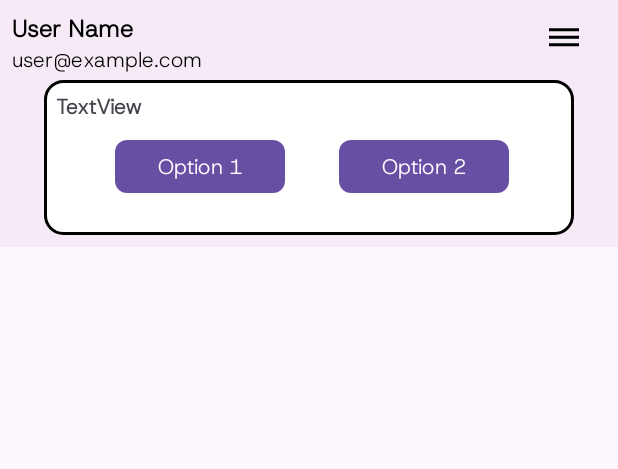
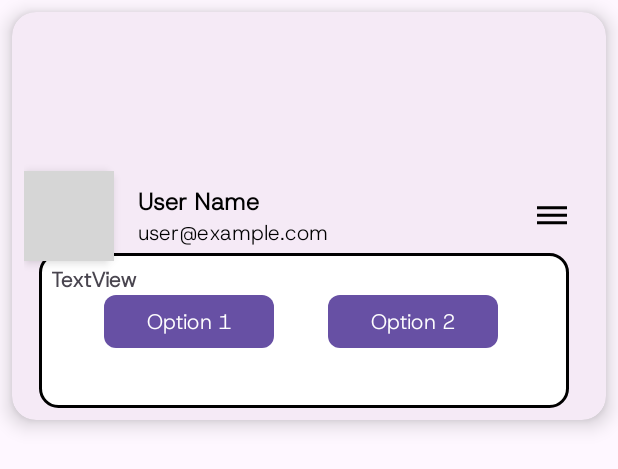
Before and after one commit to CMPUT301F24tigers/tigers-lottery, an Android app: the layout admin_list_item.xml on its own in the app's theme, with its tools: preview values and no code run, on a phone screen of 412 x 824 dp. Shown: the top 469 px of the screen. Run offline under Robolectric (Android 15) with nearby library versions, the phone set to English and light mode, and no system bars; grey boxes are pictures that could not be loaded.

Commit message:
New UI for the for the Admin's users and events list.

```diff
--- a/tigers-lottery/app/src/main/java/com/example/tigers_lottery/Admin/DashboardFragments/AdminEventsFragment.java
+++ b/tigers-lottery/app/src/main/java/com/example/tigers_lottery/Admin/DashboardFragments/AdminEventsFragment.java
@@ -93,8 +93,10 @@ public class AdminEventsFragment extends Fragment implements OnActionListener {
                                     String.valueOf(event.getEventId()),
                                     event.getEventName(),
                                     organizerName,
+                                    event.getPosterUrl(),
                                     "View Event Details",
-                                    "Delete Event"
+                                    "Delete Event",
+                                    true
                             ));
                             eventsAdapter.notifyDataSetChanged();  // Notify adapter after each addition
                         }
--- a/tigers-lottery/app/src/main/res/layout/admin_list_item.xml
+++ b/tigers-lottery/app/src/main/res/layout/admin_list_item.xml
@@ -1,25 +1,53 @@
-<androidx.constraintlayout.widget.ConstraintLayout xmlns:android="http://schemas.android.com/apk/res/android"
+<androidx.cardview.widget.CardView
+    xmlns:android="http://schemas.android.com/apk/res/android"
     xmlns:app="http://schemas.android.com/apk/res-auto"
     xmlns:tools="http://schemas.android.com/tools"
     android:layout_width="match_parent"
     android:layout_height="wrap_content"
-    android:background="#F5EAF6"
-    android:padding="8dp"
+    android:layout_margin="8dp"
+    app:cardCornerRadius="16dp"
+    app:cardElevation="8dp"
+    app:cardBackgroundColor="#F5EAF6">
+
+    <androidx.constraintlayout.widget.ConstraintLayout
+        android:layout_width="match_parent"
+        android:layout_height="wrap_content"
+        android:padding="8dp">
+
+        <!-- Profile Picture with Rounded Edges -->
+        <androidx.cardview.widget.CardView
+            android:id="@+id/cardViewUserProfile"
+            android:layout_width="60dp"
+            android:layout_height="60dp"
+            android:layout_marginEnd="16dp"
+            app:cardCornerRadius="8dp"
+            app:cardElevation="4dp"
             app:layout_constraintStart_toStartOf="parent"
-    app:layout_constraintEnd_toEndOf="parent">
+            app:layout_constraintTop_toTopOf="parent"
+            app:layout_constraintBottom_toBottomOf="parent"
+            app:layout_constraintVertical_bias="0.5"> <!-- Centers vertically -->
+
+            <ImageView
+                android:id="@+id/imageViewUserProfile"
+                android:layout_width="match_parent"
+                android:layout_height="match_parent"
+                android:contentDescription="@string/profile_picture"
+                android:scaleType="centerCrop"
+                android:src="@drawable/ic_profile_placeholder"
+                tools:srcCompat="@drawable/ic_profile_placeholder" />
+        </androidx.cardview.widget.CardView>
 
         <LinearLayout
             android:id="@+id/user_info_layout"
             android:layout_width="0dp"
             android:layout_height="wrap_content"
+            android:layout_marginStart="16dp"
             android:layout_marginEnd="8dp"
             android:orientation="vertical"
             app:layout_constraintBottom_toBottomOf="parent"
             app:layout_constraintEnd_toStartOf="@id/optionsButton"
-        app:layout_constraintHorizontal_bias="0.0"
-        app:layout_constraintStart_toStartOf="parent"
-        app:layout_constraintTop_toTopOf="parent"
-        app:layout_constraintVertical_bias="0.0">
+            app:layout_constraintStart_toEndOf="@id/cardViewUserProfile"
+            app:layout_constraintTop_toTopOf="parent">
 
             <TextView
                 android:id="@+id/textViewUserName"
@@ -50,8 +78,7 @@
             android:src="@drawable/temp_list_item_menu"
             app:layout_constraintBottom_toBottomOf="parent"
             app:layout_constraintEnd_toEndOf="parent"
-        app:layout_constraintTop_toTopOf="parent"
-        app:layout_constraintVertical_bias="0.044" />
+            app:layout_constraintTop_toTopOf="parent" />
 
         <androidx.constraintlayout.widget.ConstraintLayout
             android:id="@+id/expandableMenuLayout"
@@ -84,11 +111,11 @@
                 android:layout_width="317dp"
                 android:layout_height="48dp"
                 android:layout_marginStart="8dp"
-            android:layout_marginTop="28dp"
+                android:layout_marginTop="16dp"
                 android:gravity="center_horizontal"
                 android:orientation="horizontal"
                 app:layout_constraintEnd_toEndOf="parent"
-            app:layout_constraintHorizontal_bias="0.333"
+                app:layout_constraintHorizontal_bias="0.0"
                 app:layout_constraintStart_toStartOf="parent"
                 app:layout_constraintTop_toTopOf="@id/expandableMenuTextView">
 
@@ -99,7 +126,7 @@
                     android:padding="8dp"
                     android:text="Option 1"
                     app:cornerRadius="8dp"
-                app:layout_constraintEnd_toStartOf="@id/expandableMenuOption2"
+                    app:layout_constraintEnd_toStartOf="@+id/expandableMenuOption2"
                     app:layout_constraintStart_toStartOf="parent"
                     app:layout_constraintTop_toTopOf="parent" />
 
@@ -112,10 +139,10 @@
                     android:text="Option 2"
                     app:cornerRadius="8dp"
                     app:layout_constraintEnd_toEndOf="parent"
-                app:layout_constraintStart_toEndOf="@id/expandableMenuOption1"
+                    app:layout_constraintStart_toEndOf="@+id/expandableMenuOption1"
                     app:layout_constraintTop_toTopOf="parent" />
             </androidx.constraintlayout.widget.ConstraintLayout>
 
         </androidx.constraintlayout.widget.ConstraintLayout>
-
     </androidx.constraintlayout.widget.ConstraintLayout>
+</androidx.cardview.widget.CardView>
--- a/tigers-lottery/app/src/main/res/values/ids.xml
+++ b/tigers-lottery/app/src/main/res/values/ids.xml
@@ -1,4 +1,5 @@
 <?xml version="1.0" encoding="utf-8"?>
 <resources>
 
+    <item name="imageViewUserProfile" type="id" />
 </resources>
--- a/tigers-lottery/app/src/main/res/values/strings.xml
+++ b/tigers-lottery/app/src/main/res/values/strings.xml
@@ -53,4 +53,5 @@
     </string>
     <!-- TODO: Remove or change this placeholder text -->
     <string name="hello_blank_fragment">Hello blank fragment</string>
+    <string name="profile_picture" />
 </resources>
```
Also changed, not shown: tigers-lottery/app/src/main/java/com/example/tigers_lottery/Admin/AdminRecyclerViewAdapter.java (+35 -15 lines), tigers-lottery/app/src/main/java/com/example/tigers_lottery/Admin/DashboardFragments/AdminEntrantsProfilesFragment.java (+14 -2 lines), tigers-lottery/app/src/main/java/com/example/tigers_lottery/Admin/DashboardFragments/ListItems/AdminListItemModel.java (+23 -9 lines), tigers-lottery/app/src/main/res/drawable/event.png (added). Lines whose indentation alone changed are shown as unchanged.
